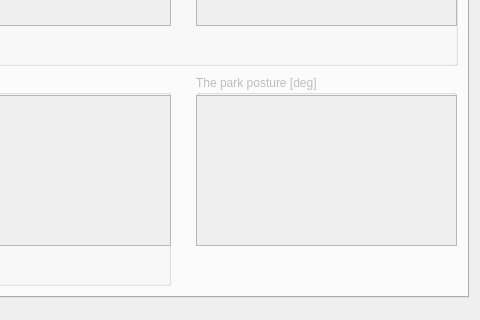
Before: the Qt Designer form ui/main_window.ui in JoaoQPereira/motion_manager, drawn with Qt 5; both pictures show x 622 to 1102 and y 220 to 540 of the 1102 by 697 pixel window.
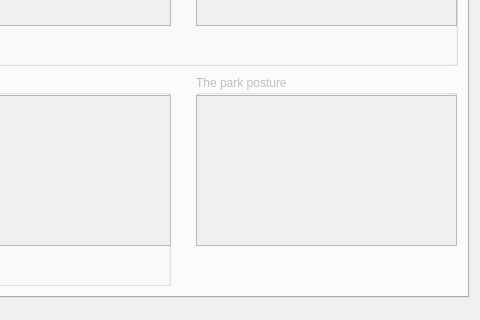
After: the same form once the commit is applied. The open tabs and pages were chosen to show the change. Icons and pictures are not drawn. Custom widgets are drawn as their Qt base class.

```diff
--- a/ui/main_window.ui
+++ b/ui/main_window.ui
@@ -331,7 +331,7 @@
        </rect>
       </property>
       <property name="title">
-       <string>The park posture [deg]</string>
+       <string>The park posture</string>
       </property>
       <widget class="QListWidget" name="listWidget_homePosture">
        <property name="geometry">
```
